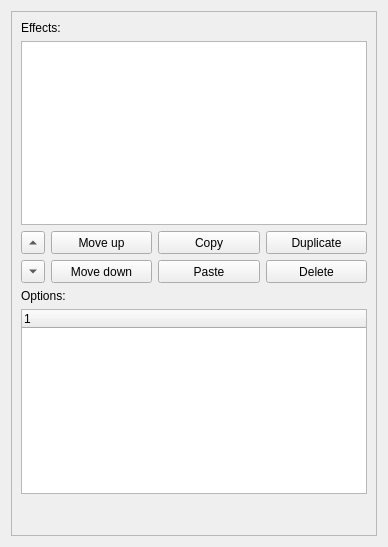
Before: the Qt Designer form ui/uifiles/editors/effects.ui in timofey260/RWE-Sharp, drawn with Qt 5.
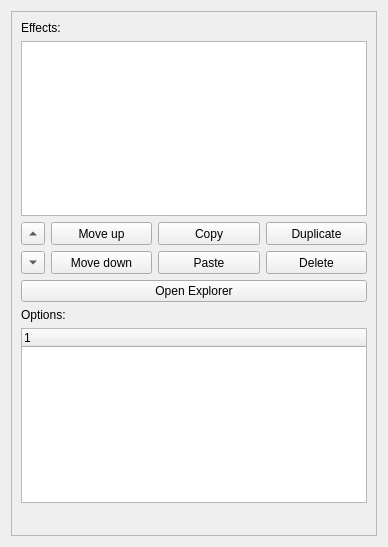
After: the same form once the commit is applied.

What changed in the file:
```diff
--- a/ui/uifiles/editors/effects.ui
+++ b/ui/uifiles/editors/effects.ui
@@ -155,6 +155,13 @@
          </item>
         </layout>
        </item>
+       <item>
+        <widget class="QPushButton" name="Explorer">
+         <property name="text">
+          <string>Open Explorer</string>
+         </property>
+        </widget>
+       </item>
        <item>
         <widget class="QLabel" name="label_7">
          <property name="text">
```
